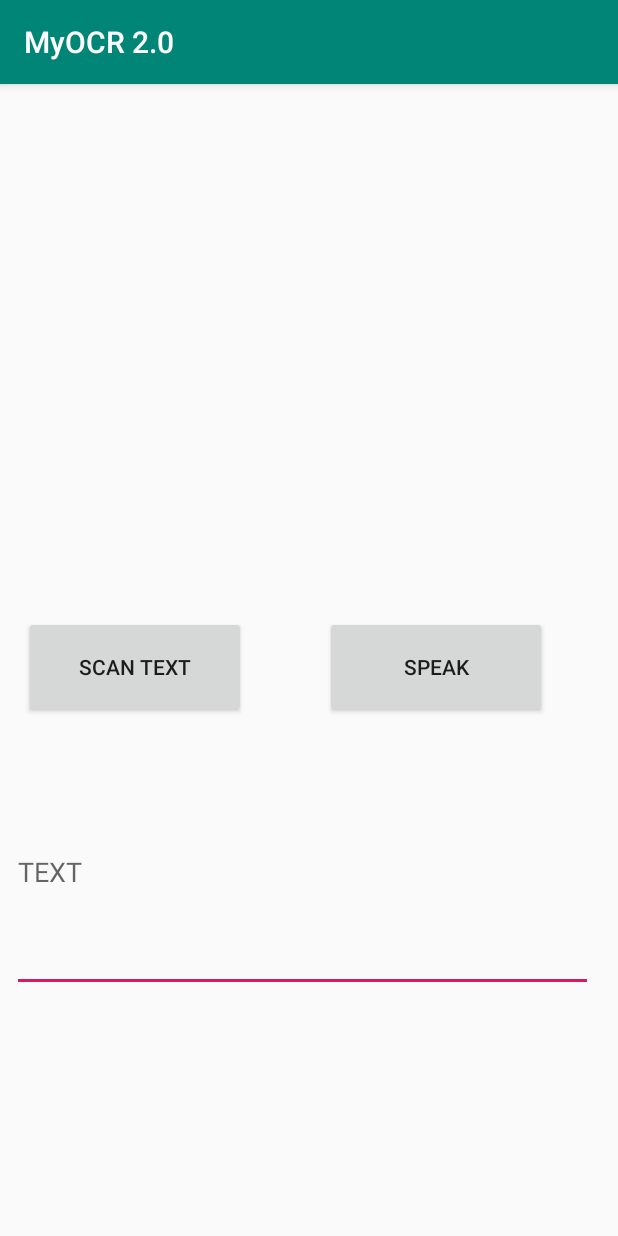
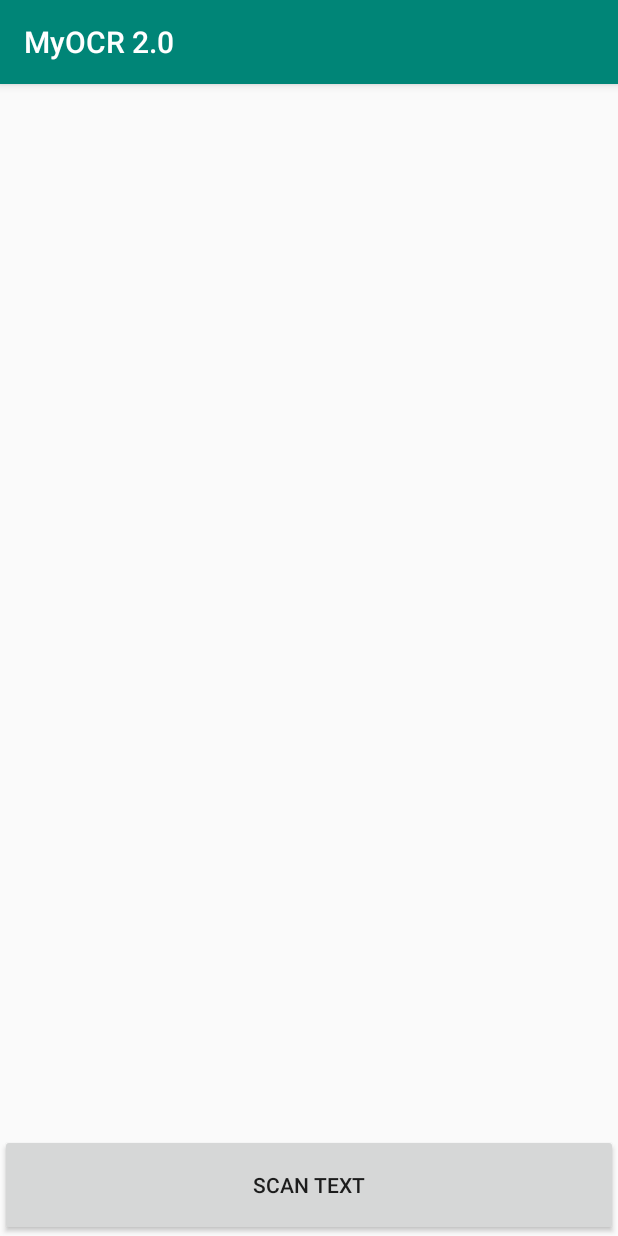
Before and after one commit to ktanqwerty/MyOCR, an Android app: the ImageText screen opened directly, with no data from a screen before it, on a phone screen of 412 x 824 dp. Run offline under Robolectric (Android 15) with nearby library versions, the phone set to English and light mode, and no system bars.

```diff
--- a/app/build.gradle
+++ b/app/build.gradle
@@ -26,6 +26,7 @@ dependencies {
     implementation 'com.google.android.gms:play-services-vision:11.8.0'
     implementation 'com.google.android.material:material:1.0.0'
     implementation 'androidx.constraintlayout:constraintlayout:1.1.3'
+    implementation 'androidx.legacy:legacy-support-v4:1.0.0'
     testImplementation 'junit:junit:4.12'
     androidTestImplementation 'androidx.test:runner:1.2.0'
     androidTestImplementation 'androidx.test.espresso:espresso-core:3.2.0'
--- a/app/src/main/AndroidManifest.xml
+++ b/app/src/main/AndroidManifest.xml
@@ -9,7 +9,9 @@
         android:roundIcon="@mipmap/ic_launcher_round"
         android:supportsRtl="true"
         android:theme="@style/AppTheme">
-        <activity android:name=".HistoryActivity"></activity>
+        <activity android:name=".scanfinal"></activity>
+
+        <activity android:name=".HistoryActivity" />
         <activity android:name=".ImageText" />
         <activity
             android:name=".MainActivity"
--- a/app/src/main/java/com/example/myocr20/ImageText.java
+++ b/app/src/main/java/com/example/myocr20/ImageText.java
@@ -2,6 +2,7 @@ package com.example.myocr20;
 
 import androidx.appcompat.app.AppCompatActivity;
 
+import android.app.Activity;
 import android.content.Intent;
 import android.graphics.Bitmap;
 import android.os.Bundle;
@@ -25,10 +26,9 @@ public class ImageText extends AppCompatActivity {
 
 
     ImageView imageView;
-    Button button,speak;
+    Button scantext;
     Bitmap bitma;
-    EditText editText;
-    TextToSpeech textToSpeech;
+
 
     @Override
     protected void onCreate(Bundle savedInstanceState) {
@@ -36,91 +36,32 @@ public class ImageText extends AppCompatActivity {
         setContentView(R.layout.activity_image_text);
 
         imageView = (ImageView)findViewById(R.id.imageView1);
-        button = (Button)findViewById(R.id.button2);
-        speak = (Button)findViewById(R.id.button3);
-        editText = (EditText)findViewById(R.id.editText);
+        scantext = (Button)findViewById(R.id.scantext);
+
+
 
         Intent intent = getIntent();
         bitma = (Bitmap) intent.getParcelableExtra("bitmap");
         imageView.setImageBitmap(bitma);
 
-
-        button.setOnClickListener(new View.OnClickListener() {
+        scantext.setOnClickListener(new View.OnClickListener() {
             @Override
             public void onClick(View view) {
-                TextRecognizer textRecognizer = new TextRecognizer.Builder(getApplicationContext()).build();
-                if (!textRecognizer.isOperational()) {
-                    Toast.makeText(ImageText.this,"NO TEXT", LENGTH_SHORT);
-                } else{
-                    Frame frame = new Frame.Builder().setBitmap(bitma).build();
-
-                    SparseArray<TextBlock> items = textRecognizer.detect(frame);
-
-                    StringBuilder a = new StringBuilder();
-                    for(int i=0;i<items.size();i++)
-                    {
-                        TextBlock myItem=items.valueAt(i);
-                        a.append(myItem.getValue());
-                        a.append("\n");
-                    }
-
-                    if(items.size() ==0)
-                    {
-                        editText.setText("NO TEXT");
-                    }else{
-                        editText.setText(a.toString());}
-                }
-            }
-        });
-
-
-        speak.setOnClickListener(new View.OnClickListener() {
-            @Override
-            public void onClick(View view) {
-                TextRecognizer textRecognizer = new TextRecognizer.Builder(getApplicationContext()).build();
-                if (!textRecognizer.isOperational()) {
-                    Toast.makeText(ImageText.this,"NO TEXT", LENGTH_SHORT);
-                } else{
-                    Frame frame = new Frame.Builder().setBitmap(bitma).build();
-
-                    SparseArray<TextBlock> items = textRecognizer.detect(frame);
-
-                    StringBuilder a = new StringBuilder();
-                    for(int i=0;i<items.size();i++)
-                    {
-                        TextBlock myItem=items.valueAt(i);
-                        a.append(myItem.getValue());
-                        a.append("\n");
-                    }
-
-                    String text = a.toString();
-
-                    textToSpeech = new TextToSpeech(getApplicationContext(), new TextToSpeech.OnInitListener() {
-                        @Override
-                        public void onInit(int i) {
-                            if(i!=TextToSpeech.ERROR) {
-                                textToSpeech.setLanguage(Locale.UK);
-                            }
-                        }
-                    });
-                    textToSpeech.speak(text,TextToSpeech.QUEUE_FLUSH,null);
-                }
-
+                Intent intent2 = new Intent(ImageText.this, scanfinal.class);
+                intent2.putExtra("Bitmap",bitma);
+                startActivity(intent2);
             }
         });
 
 
 
+
+
+
+
+
     }
 
-    @Override
-    protected void onDestroy() {
-        if(textToSpeech != null)
-        {
-            textToSpeech.stop();
-            textToSpeech.shutdown();
-        }
-        super.onDestroy();
-    }
+
 
 }
--- a/app/src/main/java/com/example/myocr20/MainActivity.java
+++ b/app/src/main/java/com/example/myocr20/MainActivity.java
@@ -157,6 +157,8 @@ public class MainActivity extends AppCompatActivity
                     Intent   camintent1= new Intent(MainActivity.this,ImageText.class);
                     camintent1.putExtra("bitmap", bitmapImage1);
                     startActivity(camintent1);
+
+
                 }
                 else if(requestCode == GALLERY_REQUEST_CODE ){
                     Log.i("nice","gallery is working");
--- a/app/src/main/res/layout/activity_image_text.xml
+++ b/app/src/main/res/layout/activity_image_text.xml
@@ -7,67 +7,24 @@
 
     <ImageView
         android:id="@+id/imageView1"
-        android:layout_width="406dp"
-        android:layout_height="275dp"
-        android:layout_marginStart="4dp"
-        android:layout_marginLeft="4dp"
-        android:layout_marginTop="8dp"
-        android:layout_marginBottom="8dp"
-        app:layout_constraintBottom_toBottomOf="parent"
+        android:layout_width="0dp"
+        android:layout_height="0dp"
+        android:layout_marginBottom="64dp"
+        app:layout_constraintBottom_toBottomOf="@+id/scantext"
+        app:layout_constraintEnd_toEndOf="parent"
         app:layout_constraintStart_toStartOf="parent"
-        app:layout_constraintTop_toTopOf="parent"
-        app:layout_constraintVertical_bias="0.111" />
+        app:layout_constraintTop_toTopOf="parent" />
 
     <Button
-        android:id="@+id/button2"
-        android:layout_width="148dp"
+        android:id="@+id/scantext"
+        android:layout_width="0dp"
         android:layout_height="68dp"
-        android:layout_marginStart="8dp"
-        android:layout_marginLeft="8dp"
-        android:layout_marginTop="8dp"
-        android:layout_marginEnd="8dp"
-        android:layout_marginRight="8dp"
-        android:layout_marginBottom="8dp"
         android:text="Scan Text"
-        app:layout_constraintBottom_toBottomOf="parent"
-        app:layout_constraintEnd_toEndOf="parent"
-        app:layout_constraintHorizontal_bias="0.032"
-        app:layout_constraintStart_toStartOf="parent"
-        app:layout_constraintTop_toBottomOf="@+id/imageView1"
-        app:layout_constraintVertical_bias="0.031" />
-
-    <EditText
-        android:id="@+id/editText"
-        android:layout_width="387dp"
-        android:layout_height="160dp"
-        android:layout_marginStart="8dp"
-        android:layout_marginLeft="8dp"
-        android:layout_marginTop="20dp"
-        android:layout_marginBottom="8dp"
-        android:hint="TEXT"
         app:layout_constraintBottom_toBottomOf="parent"
         app:layout_constraintEnd_toEndOf="parent"
         app:layout_constraintHorizontal_bias="0.0"
         app:layout_constraintStart_toStartOf="parent"
-        app:layout_constraintTop_toBottomOf="@+id/button2"
-        app:layout_constraintVertical_bias="0.019" />
-
-    <Button
-        android:id="@+id/button3"
-        android:layout_width="148dp"
-        android:layout_height="68dp"
-        android:layout_marginStart="8dp"
-        android:layout_marginLeft="8dp"
-        android:layout_marginTop="8dp"
-        android:layout_marginEnd="8dp"
-        android:layout_marginRight="8dp"
-        android:layout_marginBottom="8dp"
-        android:text="Speak"
-        app:layout_constraintBottom_toTopOf="@+id/editText"
-        app:layout_constraintEnd_toEndOf="parent"
-        app:layout_constraintHorizontal_bias="0.53"
-        app:layout_constraintStart_toEndOf="@+id/button2"
-        app:layout_constraintTop_toBottomOf="@+id/imageView1"
-        app:layout_constraintVertical_bias="0.416" />
+        app:layout_constraintTop_toTopOf="parent"
+        app:layout_constraintVertical_bias="1.0" />
 
 </androidx.constraintlayout.widget.ConstraintLayout>
--- a/app/src/main/res/values/colors.xml
+++ b/app/src/main/res/values/colors.xml
@@ -3,4 +3,6 @@
     <color name="colorPrimary">#008577</color>
     <color name="colorPrimaryDark">#00574B</color>
     <color name="colorAccent">#D81B60</color>
+
+    <color name="black_overlay">#66000000</color>
 </resources>
--- a/app/src/main/res/values/strings.xml
+++ b/app/src/main/res/values/strings.xml
@@ -13,4 +13,8 @@
     <string name="menu_tools">Tools</string>
     <string name="menu_share">Share</string>
     <string name="menu_send">Send</string>
+
+    <string name="title_activity_fullscreen">FullscreenActivity</string>
+    <string name="dummy_button">Dummy Button</string>
+    <string name="dummy_content">DUMMY\nCONTENT</string>
 </resources>
```
Also changed, not shown: app/src/main/java/com/example/myocr20/HistoryActivity.java (+69 -11 lines), app/src/main/res/layout/activity_history.xml (+12 -0 lines), app/src/main/res/values/styles.xml (+12 -0 lines).
